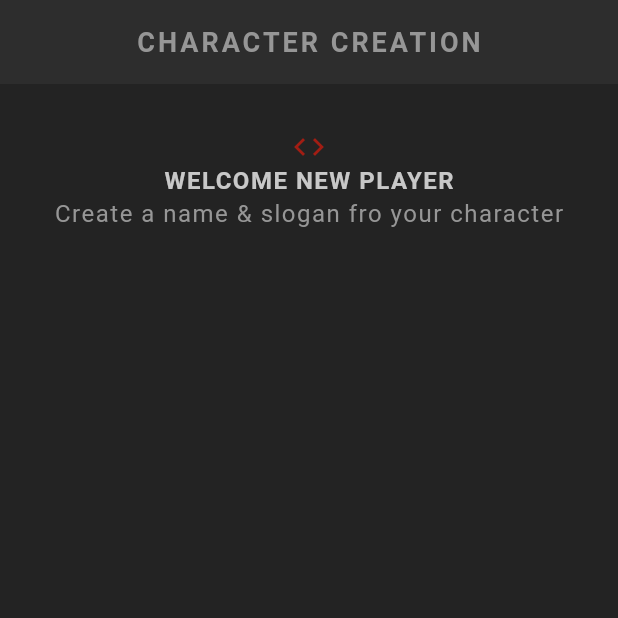
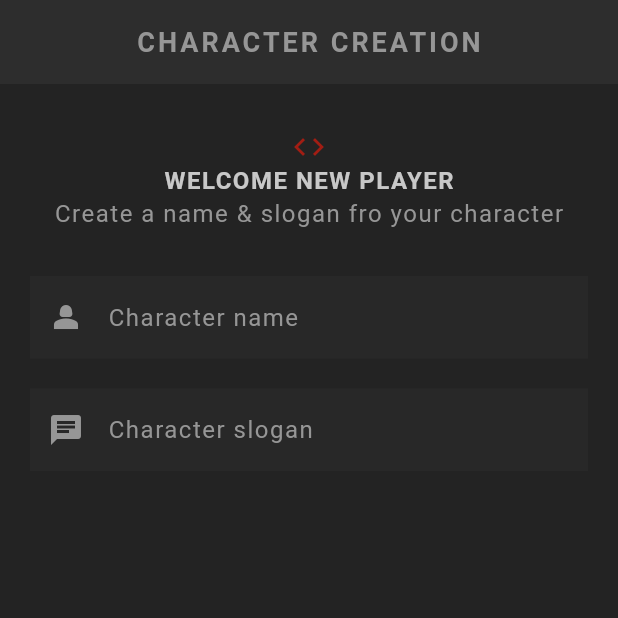
Before and after one commit to muindetuva/rpg, a Flutter app: the screen it shows after launch, on a phone screen of 412 x 824 dp, the top half of it. Run offline on Flutter 3.47's test engine with Material 3 defaults, Android fonts, the phone set to English and light mode, and no system bars; our stand-ins replace google_fonts; Roboto replaces fonts that are missing (Kanit).

Commit message:
Add text fields

```diff
--- a/lib/screens/create/create.dart
+++ b/lib/screens/create/create.dart
@@ -1,6 +1,7 @@
 import 'package:flutter/material.dart';
 import 'package:rpg/shared/styled_text.dart';
 import 'package:rpg/theme.dart';
+import 'package:google_fonts/google_fonts.dart';
 
 class Create extends StatefulWidget {
   const Create({super.key});
@@ -35,6 +36,29 @@ class _CreateState extends State<Create> {
                 child: StyledText("Create a name & slogan fro your character"),
               ),
               SizedBox(height: 30),
+
+              // Input for name and slogan
+              TextField(
+                decoration: InputDecoration(
+                  prefixIcon: Icon(Icons.person_2),
+                  label: StyledText("Character name"),
+                ),
+                style: GoogleFonts.kanit(
+                  textStyle: Theme.of(context).textTheme.bodyMedium,
+                ),
+                cursorColor: AppColors.textColor,
+              ),
+              SizedBox(height: 20),
+              TextField(
+                decoration: InputDecoration(
+                  prefixIcon: Icon(Icons.chat),
+                  label: StyledText("Character slogan"),
+                ),
+                style: GoogleFonts.kanit(
+                  textStyle: Theme.of(context).textTheme.bodyMedium,
+                ),
+                cursorColor: AppColors.textColor,
+              ),
             ],
           ),
         ));
--- a/lib/theme.dart
+++ b/lib/theme.dart
@@ -24,7 +24,6 @@ ThemeData primaryTheme = ThemeData(
       foregroundColor: AppColors.textColor,
       surfaceTintColor: Colors.transparent,
       centerTitle: true),
-
   textTheme: TextTheme(
     bodyMedium: TextStyle(
       color: AppColors.textColor,
@@ -52,4 +51,12 @@ ThemeData primaryTheme = ThemeData(
     shadowColor: Colors.transparent,
     margin: EdgeInsets.only(bottom: 16),
   ),
+
+  // Input Decoration Theme
+  inputDecorationTheme: InputDecorationTheme(
+      filled: true,
+      fillColor: AppColors.secondaryColor.withValues(alpha: 0.5),
+      border: InputBorder.none,
+      labelStyle: TextStyle(color: AppColors.textColor),
+      prefixIconColor: AppColors.textColor),
 );
```
